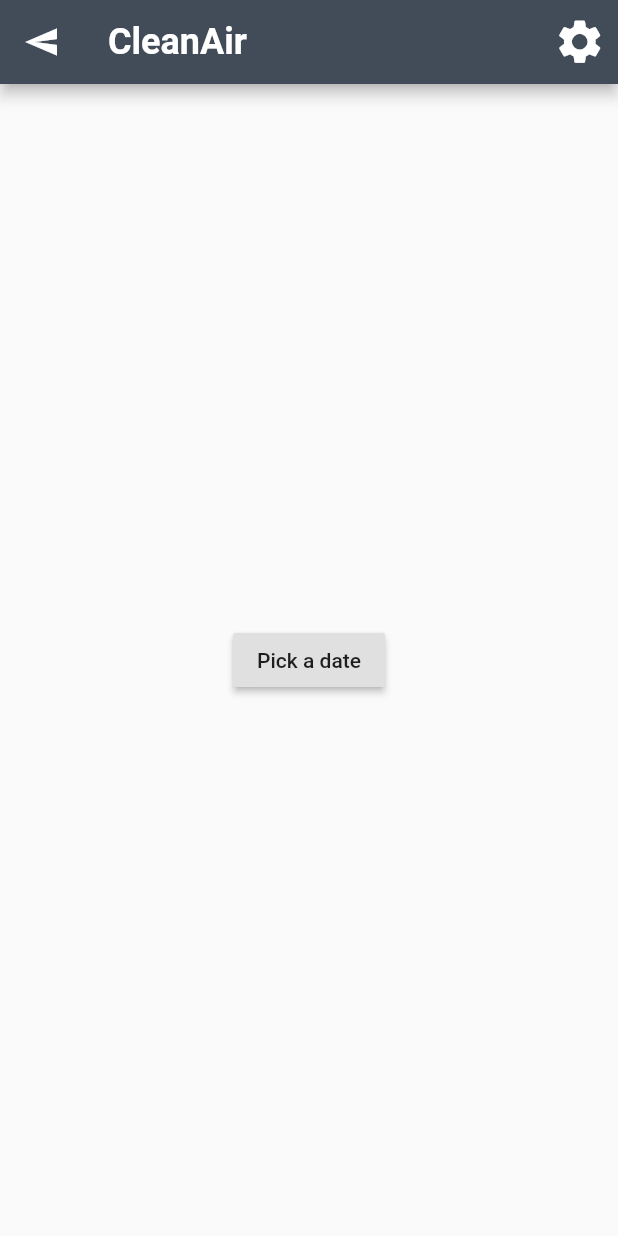
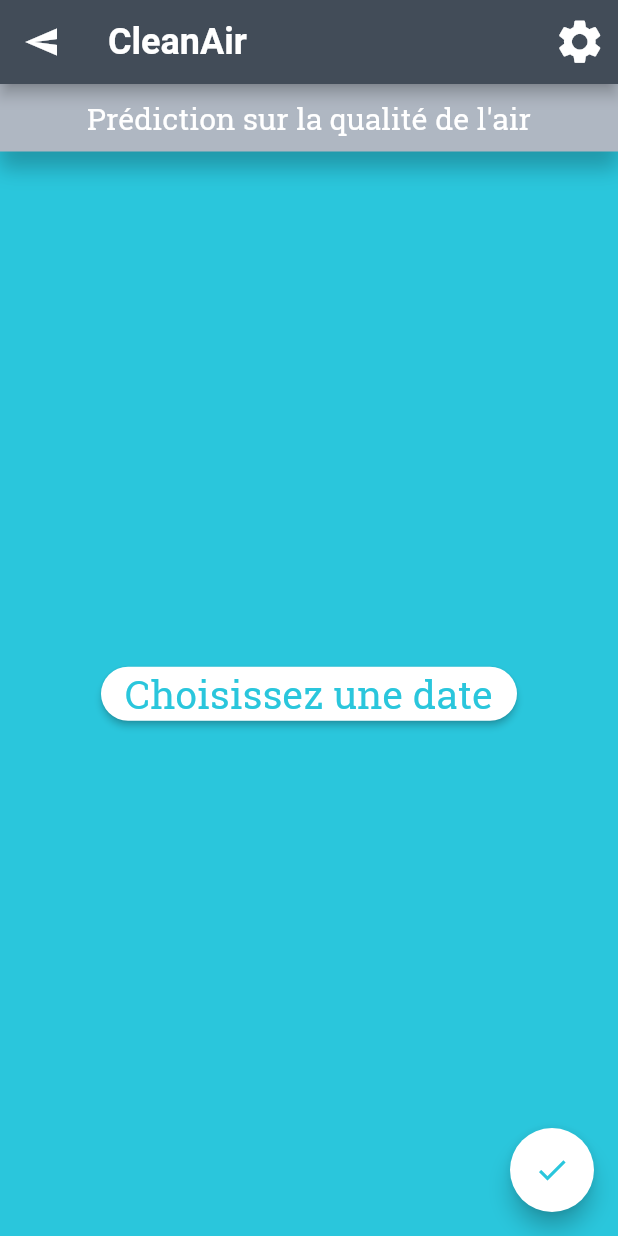
Before and after one commit to maya-T/Projet1cs, a Flutter app: the DatePick screen opened directly, on a phone screen of 412 x 824 dp. Run offline on Flutter 3.47's test engine with Material 2 defaults, Android fonts, the phone set to English and light mode, and no system bars; our stand-ins replace charts_flutter, overlay_support, permission_handler; missing offline and left inert: gradient_text.

Commit message:
Navigation entre l'ecran du GPS, choix de l"emplacement et de la date.

```diff
--- a/lib/screens/gps/appGPS.dart
+++ b/lib/screens/gps/appGPS.dart
@@ -1,12 +1,13 @@
 import 'package:flutter/material.dart';
 import 'package:overlay_support/overlay_support.dart';
 import 'package:permission_handler/permission_handler.dart';
-
+import 'package:projet_1cs/screens/tempsReel/tempsReel.dart';
 
 class AppGPS extends StatefulWidget { @override
-_MyAppState createState() => _MyAppState();}
+_GPSState createState() => _GPSState();}
 
-class _MyAppState extends State<AppGPS> {
+class _GPSState extends State<AppGPS> {
+  String _place='OuedSmar';
   bool enabled  ;
   void getStateofgps() async {
     ServiceStatus serviceStatus = await PermissionHandler().checkServiceStatus(PermissionGroup.location);
@@ -78,22 +79,26 @@ class _MyAppState extends State<AppGPS> {
                             fontFamily: "Roboto"),
                             ),
                       Padding(
-                        padding: EdgeInsets.only(top: 20.0)),
+                        padding: EdgeInsets.only(top: 5.0)),
                         new Text("Autoriser a ClainAir a acceder a vos données d'emplacement afin de reçevoir des informations plus adaptées sur la qualité de l'air",
                           textAlign: TextAlign.center,
                           style: new TextStyle(
                             fontSize: 16,
-                            color:  Color.fromRGBO(66, 76, 88, 0.8),
+                            color:  Color.fromRGBO(66, 76, 88, 0.7),
                             fontFamily: "Roboto",
                             fontStyle: FontStyle.italic,
                           ),
                         ),
                         Padding(
-                          padding: EdgeInsets.only(top: 20.0)),
+                          padding: EdgeInsets.only(top: 15.0)
+                          ),
                         new FlatButton.icon(onPressed: (){getStateofgps();
                         if(enabled) {
                           // naviguer a la page de statistique
-
+                          Navigator.push(
+                            context,
+                            MaterialPageRoute(builder: (context) => TempsReel()),
+                          );
                         }
                           else {
                           showOverlayNotification((context) {
@@ -113,9 +118,9 @@ class _MyAppState extends State<AppGPS> {
                                 ),
                               ),
                             );
-                          }, duration: Duration(milliseconds: 4000));
+                          },
+                          duration: Duration(milliseconds: 4000));
                         }
-
                     },
                       color: Color.fromRGBO(246, 142, 79,1),
                       icon: new Icon(
@@ -125,8 +130,11 @@ class _MyAppState extends State<AppGPS> {
                               color: Colors.white,
                               fontFamily: "Roboto")),
                       shape: RoundedRectangleBorder(
-                          borderRadius: new BorderRadius.circular(30.0)),),
-                        new RaisedButton(onPressed: () {},
+                          borderRadius: new BorderRadius.circular(30.0)),
+                          ),
+                      new RaisedButton(onPressed: () {
+                        _placeAlert(context);
+                      },
                         child: new Text("Choisir un emplacement",
                           style: new TextStyle(
                               fontSize: 22,
@@ -136,8 +144,12 @@ class _MyAppState extends State<AppGPS> {
                         shape: RoundedRectangleBorder(
                             borderRadius: new BorderRadius.circular(30.0)),
                         color: Colors.white,
-                        elevation: 0.0,)
-                    ], mainAxisAlignment: MainAxisAlignment.spaceEvenly,),
+                        elevation: 0.0,),
+                        Padding(
+                          padding: EdgeInsets.only(top: 15.0)
+                          ),
+                    ],
+                    mainAxisAlignment: MainAxisAlignment.spaceEvenly,),
                 ),
               ),
 
@@ -152,4 +164,81 @@ class _MyAppState extends State<AppGPS> {
         ),
       );
   }
+
+_placeAlert(context) async {
+  final List<String> _dropdownValues = ['OuedSmar', "Bab Ezzouar", 'El Moradia', 'El Harrach'];
+    return showDialog(
+        context: context,
+        builder: (context) {
+          return AlertDialog(
+            title: Text('Choisir un emplacement'),
+            content: DropdownButton(
+              items: _dropdownValues
+                  .map((value) => DropdownMenuItem(
+                        child: Text(value),
+                        value: value,
+                      ))
+                  .toList(),
+              onChanged: (String value) {
+                setState(() {
+                _place = value;
+                });
+                Navigator.push(
+                      context,
+                      MaterialPageRoute(builder: (context) => TempsReel()));
+
+              },
+              //value: _place,
+              isExpanded: false,
+              hint: Text('emplacement'),
+            ),
+            actions: <Widget>[
+              new FlatButton(
+                child: new Text('Annuler'),
+                onPressed: () {
+                  Navigator.of(context).pop();
+                },
+              ),
+            ],
+          );
+        });
+  }
+  /*void _placeAlert() {
+    var alert = AlertDialog(
+      title: Text("Choisir un emplacement"),
+      shape: RoundedRectangleBorder(
+        borderRadius: BorderRadius.circular(30.0)
+      ),
+      content: DropdownButton<String>(
+        value: _place,
+        onChanged: (String newValue) {
+          setState(() {
+            _place = newValue;
+          });
+        },
+        items: <String>['OuedSmar', "Bab Ezzouar", 'El Moradia', 'El Harrach']
+          .map<DropdownMenuItem<String>>((String value) {
+            return DropdownMenuItem<String>(
+              value: value,
+              child: Text(value),
+            );
+          })
+          .toList(),
+      ),
+      actions: <Widget>[
+        FlatButton(
+            onPressed: () {
+              Navigator.pop(context);
+            },
+            child: Text("Annuler")),
+        FlatButton(
+            onPressed: () {
+                Navigator.pop(context);
+            },
+            child: Text("Ok")),
+      ],
+    );
+    showDialog(context: context, builder: (_) => alert);
+  }*/
+
 }
--- a/lib/screens/prediction/choisirDate.dart
+++ b/lib/screens/prediction/choisirDate.dart
@@ -1,14 +1,17 @@
 import 'package:flutter/material.dart';
-
+import 'package:projet_1cs/screens/prediction/prediction.dart';
 class DatePick extends StatefulWidget {
   @override
   _DatePickState createState() => _DatePickState();
 }
 
 class _DatePickState extends State<DatePick> {
+  Future<DateTime> dateFutur;
   @override
   Widget build(BuildContext context) {
+  var height_=MediaQuery.of(context).size.height;
     return Scaffold(
+      backgroundColor: Color(0xff2ac6dc),
       appBar: new AppBar(
           backgroundColor: Color.fromRGBO(66, 76, 88, 1),
           title: new Text('CleanAir',
@@ -22,7 +25,38 @@ class _DatePickState extends State<DatePick> {
             new IconButton( icon: new Icon(Icons.settings),iconSize: 35, color: Colors.white, onPressed: () => {},),
            ],
         ),
-      body: Container(
+      body: Column(
+        mainAxisAlignment: MainAxisAlignment.start,
+        children: <Widget>[
+          Container(
+          height: 45.0,
+          width: double.infinity,
+          decoration: BoxDecoration(
+              color: Color(0xffafb7c2),
+              borderRadius: BorderRadius.circular(0.0),
+              boxShadow: [
+                BoxShadow(
+                    color: Colors.black12,
+                    offset: Offset(0.0, 12.0),
+                    blurRadius: 12.0),
+                BoxShadow(
+                  color: Colors.black12,
+                  offset: Offset(0.0, 10.0),
+                  blurRadius: 10.0,
+                )
+              ]),
+          child: Center(
+            child: Text(
+              "Prédiction sur la qualité de l'air",
+              style: TextStyle(
+                fontFamily: "RobotoSlab",
+                fontSize: 20.0,
+                color: Colors.white,
+              ),
+            ),
+          ),
+        ),
+        Expanded(
             child: Center(
               child: Theme(
                 data: ThemeData(
@@ -32,9 +66,17 @@ class _DatePickState extends State<DatePick> {
                 child: Builder(
                   builder: (context)=>
                       RaisedButton(
-                      child: Text("Pick a date"),
+                          child: Text("Choisissez une date",style: new TextStyle(
+                                  fontSize: 26,
+                                  fontStyle: FontStyle.normal,
+                                  color: Color(0xff2ac6dc) ,
+                                  fontFamily: "RobotoSlab"),),
+                            shape: RoundedRectangleBorder(
+                                borderRadius: new BorderRadius.circular(30.0)),
+                            color: Colors.white,
+                            //elevation: 0.0,
                             onPressed: (){
-                        showDatePicker(
+                            dateFutur = showDatePicker(
                                 context: context,
                                 initialDate: DateTime.now().add(Duration(seconds: 1)),
                                 firstDate: DateTime.now(),
@@ -46,6 +88,18 @@ class _DatePickState extends State<DatePick> {
               ),
             ),
           ),
+        ],
+      ),
+      floatingActionButton: FloatingActionButton(
+        onPressed: (){
+          Navigator.push(
+            context,
+            MaterialPageRoute(builder: (context) => Prediction(dateFutur)));
+        },
+        child: Icon(Icons.check,color: Color(0xff2ac6dc),),
+        tooltip: dateFutur.toString(),
+        backgroundColor: Colors.white,
+      ),
     );
   }
 }
```
Also changed, not shown: lib/screens/prediction/prediction.dart (+6 -5 lines), maya-a-integrer/page2.dart (deleted, +0 -119 lines), maya-a-integrer/pubspec.yaml (deleted, +0 -75 lines), maya-a-integrer/pubspec.lock (deleted). Lines whose indentation alone changed are shown as unchanged.
